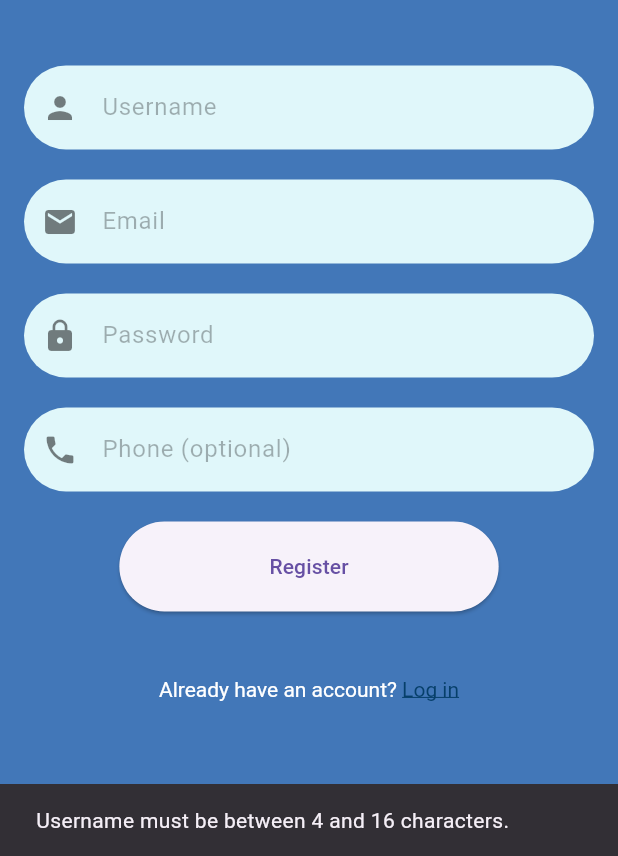
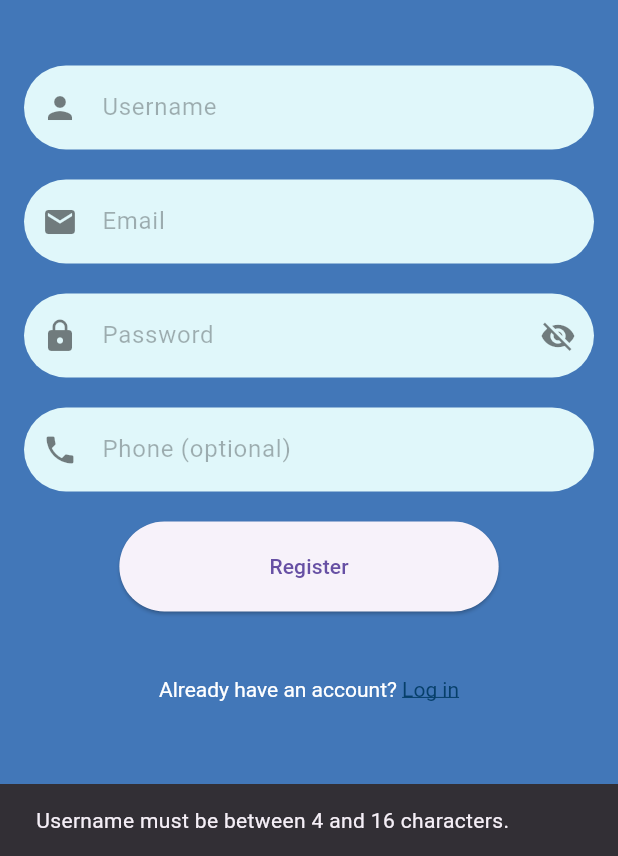
Before and after one commit to ceduni/lino, a Flutter app: the RegisterPage screen opened directly with empty values, after a tap on "Register", on a phone screen of 412 x 824 dp, the part 380-1236 px from its top. Run offline on Flutter 3.47's test engine with Material 3 defaults, Android fonts, the phone set to English and light mode, and no system bars; our stand-ins replace flutter_hooks, flutter_speed_dial, geolocator, get, google_maps_flutter, permission_handler and 2 more; missing offline and left inert: mobile_scanner, nfc_manager, qr_code_scanner; accounts and stored records are empty; network calls fail; project files that could hold a hidden picture were left out.

Commit message:
better appbar, better gray covers for book nav and details page, no back button when finishing login/register

```diff
--- a/app/lib/pages/login/register_page.dart
+++ b/app/lib/pages/login/register_page.dart
@@ -2,7 +2,6 @@ import 'package:flutter/material.dart';
 import 'package:flutter/services.dart';
 import 'package:Lino_app/services/user_services.dart';
 import 'package:shared_preferences/shared_preferences.dart';
-
 import 'keyword_input_page.dart';
 import 'login_page.dart';
 
@@ -21,7 +20,8 @@ class _RegisterPageState extends State<RegisterPage> {
   final TextEditingController _phoneController = TextEditingController();
   final UserService _userService = UserService();
 
-  bool _isLoading = false; // Add loading state
+  bool _isLoading = false;
+  bool _obscureText = true;
 
   void _register() async {
     final username = _usernameController.text;
@@ -39,7 +39,7 @@ class _RegisterPageState extends State<RegisterPage> {
     }
 
     setState(() {
-      _isLoading = true; // Show loading spinner
+      _isLoading = true;
     });
 
     try {
@@ -51,16 +51,18 @@ class _RegisterPageState extends State<RegisterPage> {
       );
       widget.prefs.setString('token', token);
 
-      // Show welcome screen
-      Navigator.pushReplacement(
+      Navigator.pushAndRemoveUntil(
         context,
-        MaterialPageRoute(builder: (context) => WelcomeScreen(username: username, token: token, prefs: widget.prefs)),
+        MaterialPageRoute(
+          builder: (context) => WelcomeScreen(username: username, token: token, prefs: widget.prefs),
+        ),
+            (route) => false, // Remove all previous routes
       );
     } catch (e) {
       ScaffoldMessenger.of(context).showSnackBar(SnackBar(content: Text('Registration failed: $e')));
     } finally {
       setState(() {
-        _isLoading = false; // Hide loading spinner
+        _isLoading = false;
       });
     }
   }
@@ -73,26 +75,32 @@ class _RegisterPageState extends State<RegisterPage> {
     ScaffoldMessenger.of(context).showSnackBar(SnackBar(content: Text(message)));
   }
 
+  void _togglePasswordVisibility() {
+    setState(() {
+      _obscureText = !_obscureText;
+    });
+  }
+
   @override
   Widget build(BuildContext context) {
     return Scaffold(
       body: Container(
         width: double.infinity,
         height: double.infinity,
-        color: Color(0xFF4277B8), // Darker blue background
+        color: Color(0xFF4277B8),
         child: Padding(
           padding: EdgeInsets.all(16.0),
           child: Column(
             mainAxisAlignment: MainAxisAlignment.center,
             children: [
               Spacer(flex: 2),
-              Image.asset('assets/logos/logo_with_bird.png', height: 150), // Logo near the top
+              Image.asset('assets/logos/logo_with_bird.png', height: 150),
               Spacer(flex: 1),
               _buildTextField(_usernameController, 'Username', Icons.person),
               SizedBox(height: 20),
               _buildTextField(_emailController, 'Email', Icons.email),
               SizedBox(height: 20),
-              _buildTextField(_passwordController, 'Password', Icons.lock, obscureText: true),
+              _buildTextField(_passwordController, 'Password', Icons.lock, obscureText: _obscureText),
               SizedBox(height: 20),
               _buildTextField(_phoneController, 'Phone (optional)', Icons.phone, inputType: TextInputType.phone, inputFormatters: [
                 FilteringTextInputFormatter.digitsOnly,
@@ -100,7 +108,7 @@ class _RegisterPageState extends State<RegisterPage> {
               ]),
               SizedBox(height: 20),
               ElevatedButton(
-                onPressed: _isLoading ? null : _register, // Disable button while loading
+                onPressed: _isLoading ? null : _register,
                 style: ElevatedButton.styleFrom(
                   padding: EdgeInsets.symmetric(horizontal: 100, vertical: 20),
                 ),
@@ -123,21 +131,32 @@ class _RegisterPageState extends State<RegisterPage> {
   Widget _buildTextField(
       TextEditingController controller,
       String hintText,
-      IconData icon,
-      {bool obscureText = false, TextInputType inputType = TextInputType.text, List<TextInputFormatter>? inputFormatters}
-      ) {
+      IconData icon, {
+        bool obscureText = false,
+        TextInputType inputType = TextInputType.text,
+        List<TextInputFormatter>? inputFormatters,
+      }) {
     return TextField(
       controller: controller,
       decoration: InputDecoration(
         hintText: hintText,
-        hintStyle: TextStyle(color: Colors.black.withOpacity(0.3)), // Less opaque placeholder text
+        hintStyle: TextStyle(color: Colors.black.withOpacity(0.3)),
         filled: true,
-        fillColor: Color(0xFFE0F7FA), // Clearer blue background
+        fillColor: Color(0xFFE0F7FA),
         border: OutlineInputBorder(
-          borderRadius: BorderRadius.circular(30.0), // Rounded borders
+          borderRadius: BorderRadius.circular(30.0),
           borderSide: BorderSide.none,
         ),
         prefixIcon: Icon(icon, color: Colors.black.withOpacity(0.5)),
+        suffixIcon: hintText == 'Password'
+            ? IconButton(
+          icon: Icon(
+            _obscureText ? Icons.visibility_off : Icons.visibility,
+            color: Colors.black.withOpacity(0.5),
+          ),
+          onPressed: _togglePasswordVisibility,
+        )
+            : null,
       ),
       obscureText: obscureText,
       keyboardType: inputType,
@@ -150,14 +169,14 @@ class _RegisterPageState extends State<RegisterPage> {
       alignment: Alignment.center,
       child: GestureDetector(
         onTap: () {
-          Navigator.push(
+          Navigator.pushReplacement(
             context,
             MaterialPageRoute(builder: (context) => LoginPage(prefs: widget.prefs)),
           );
         },
         child: RichText(
           text: TextSpan(
-            text: "Already have an account? ",
+            text: 'Already have an account? ',
             style: TextStyle(color: Colors.white),
             children: const [
               TextSpan(
@@ -191,9 +210,10 @@ class _WelcomeScreenState extends State<WelcomeScreen> {
   void initState() {
     super.initState();
     Future.delayed(Duration(seconds: 1), () {
-      Navigator.pushReplacement(
+      Navigator.pushAndRemoveUntil(
         context,
         MaterialPageRoute(builder: (context) => KeywordInputPage(username: widget.username, token: widget.token, prefs: widget.prefs)),
+            (route) => false, // Remove all previous routes
       );
     });
   }
@@ -201,7 +221,7 @@ class _WelcomeScreenState extends State<WelcomeScreen> {
   @override
   Widget build(BuildContext context) {
     return Scaffold(
-      backgroundColor: Color(0xFF4277B8), // Same blue background
+      backgroundColor: Color(0xFF4277B8),
       body: Center(
         child: Text(
           'Welcome, ${widget.username}!',
```
Also changed, not shown: app/lib/main.dart (+10 -6 lines), app/lib/nav_menu.dart (+6 -3 lines), app/lib/pages/Books/book_details_page.dart (+9 -2 lines), app/lib/pages/Books/book_nav_page.dart (+19 -7 lines), app/lib/pages/appbar/appbar.dart (+64 -17 lines), app/lib/pages/login/keyword_input_page.dart (+2 -10 lines), app/lib/pages/login/login_page.dart (+29 -21 lines).
